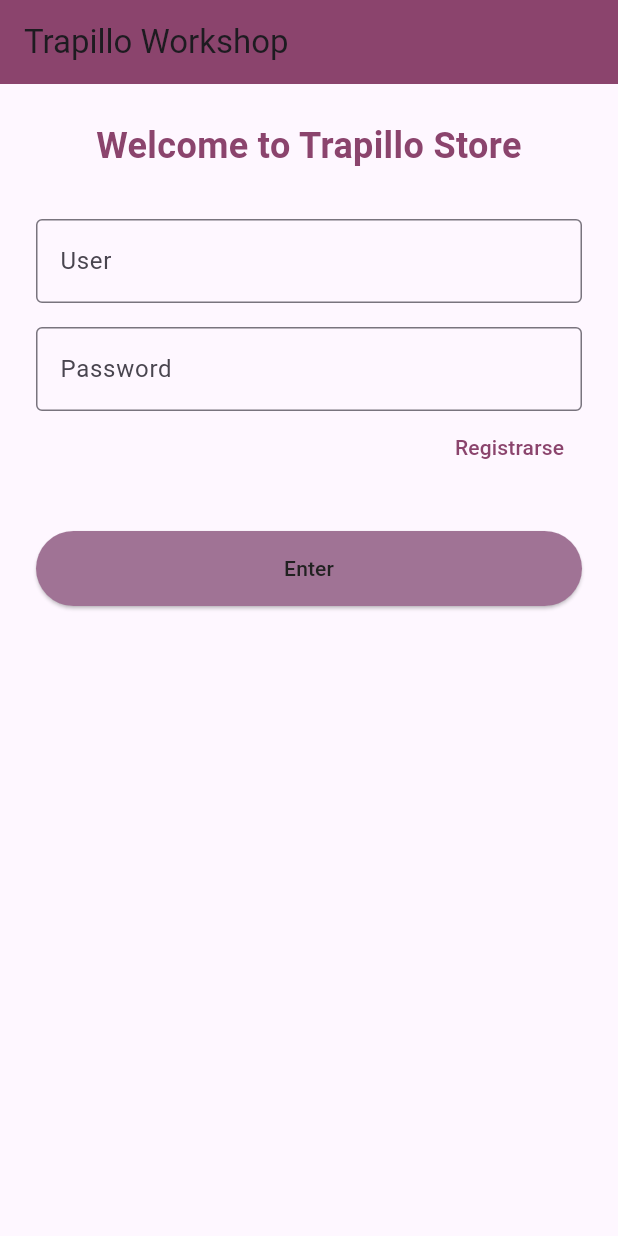
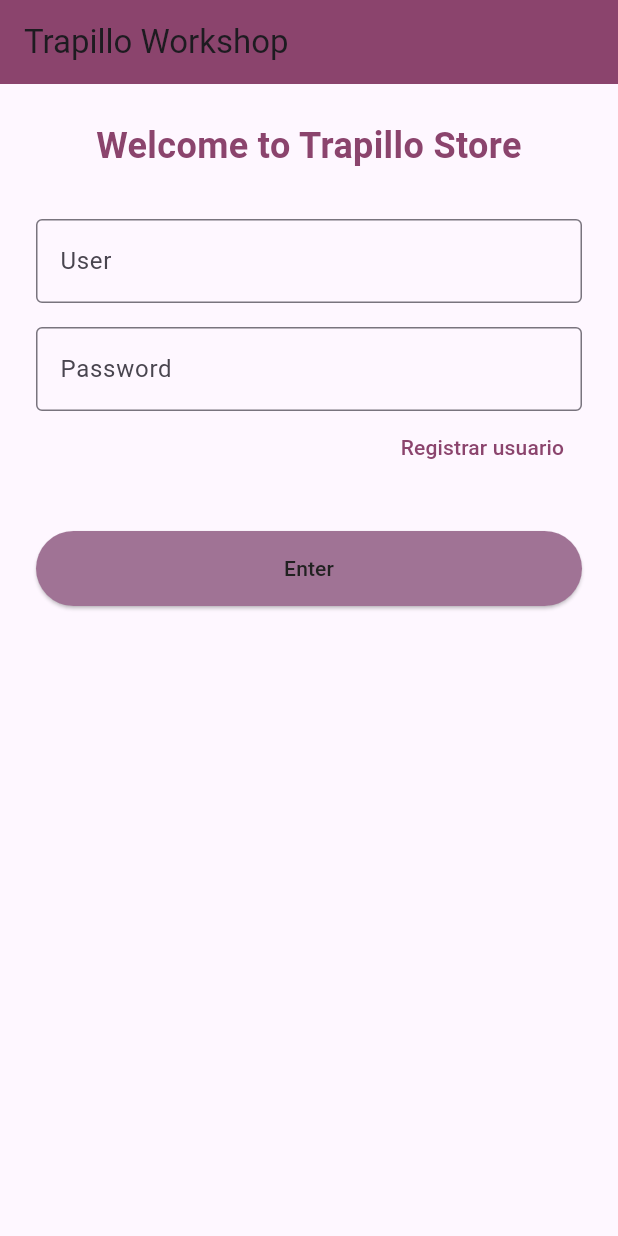
Before and after one commit to fabijulio14/store_taller_trapillo, a Flutter app: the screen it shows after launch, on a phone screen of 412 x 824 dp. Run offline on Flutter 3.47's test engine with Material 3 defaults, Android fonts, the phone set to English and light mode, and no system bars; our stand-ins replace dio, flutter_riverpod, riverpod_annotation; generated files the repository leaves out were written again.

Commit message:
Update login_screen.dart

```diff
--- a/taller_trapillo_store/lib/features/login/ui/screen/login_screen.dart
+++ b/taller_trapillo_store/lib/features/login/ui/screen/login_screen.dart
@@ -87,7 +87,7 @@ class _LoginScreenState extends State<LoginScreen> {
                       MaterialPageRoute(builder: (context) => RegisterUser()),
                     );
                   },
-                  child: Text('Registrarse', style: TextStyle(color: AppColors.primary)),
+                  child: Text('Registrar usuario', style: TextStyle(color: AppColors.primary)),
                 ),
               ),
               const SizedBox(height: 32),
```
